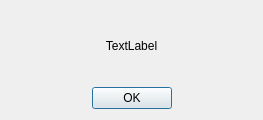
Qt form infobox.ui (hsweif/SudukoGame) before a commit.
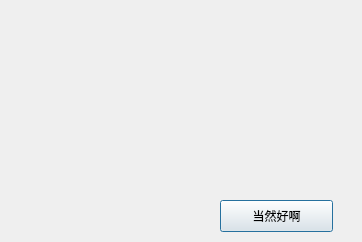
The same form after that commit. Icons and pictures are not drawn.

What changed in the file:
```diff
--- a/infobox.ui
+++ b/infobox.ui
@@ -6,44 +6,65 @@
    <rect>
     <x>0</x>
     <y>0</y>
-    <width>263</width>
-    <height>120</height>
+    <width>362</width>
+    <height>242</height>
    </rect>
   </property>
+  <property name="sizePolicy">
+   <sizepolicy hsizetype="Preferred" vsizetype="Preferred">
+    <horstretch>0</horstretch>
+    <verstretch>0</verstretch>
+   </sizepolicy>
+  </property>
   <property name="windowTitle">
    <string>Dialog</string>
   </property>
-  <layout class="QVBoxLayout" name="verticalLayout">
-   <item>
-    <widget class="QLabel" name="label">
-     <property name="styleSheet">
-      <string notr="true">font: 24pt &quot;American Typewriter&quot;;</string>
-     </property>
-     <property name="text">
-      <string>TextLabel</string>
-     </property>
-     <property name="alignment">
-      <set>Qt::AlignCenter</set>
-     </property>
-    </widget>
-   </item>
-   <item>
-    <widget class="QDialogButtonBox" name="buttonBox">
-     <property name="styleSheet">
-      <string notr="true">font: 13pt &quot;American Typewriter&quot;;</string>
-     </property>
-     <property name="orientation">
-      <enum>Qt::Horizontal</enum>
-     </property>
-     <property name="standardButtons">
-      <set>QDialogButtonBox::Ok</set>
-     </property>
-     <property name="centerButtons">
-      <bool>true</bool>
-     </property>
-    </widget>
-   </item>
-  </layout>
+  <widget class="QLabel" name="label_2">
+   <property name="geometry">
+    <rect>
+     <x>0</x>
+     <y>0</y>
+     <width>191</width>
+     <height>241</height>
+    </rect>
+   </property>
+   <property name="styleSheet">
+    <string notr="true">border-image: url(:/Resource/money.JPG);</string>
+   </property>
+   <property name="text">
+    <string/>
+   </property>
+  </widget>
+  <widget class="QTextBrowser" name="label">
+   <property name="geometry">
+    <rect>
+     <x>210</x>
+     <y>10</y>
+     <width>131</width>
+     <height>171</height>
+    </rect>
+   </property>
+   <property name="styleSheet">
+    <string notr="true">font: 16pt &quot;Wawati SC&quot;;
+background-color: rgba(255, 255, 255, 0);</string>
+   </property>
+  </widget>
+  <widget class="QPushButton" name="pushButton">
+   <property name="geometry">
+    <rect>
+     <x>220</x>
+     <y>200</y>
+     <width>113</width>
+     <height>32</height>
+    </rect>
+   </property>
+   <property name="styleSheet">
+    <string notr="true">font: 14pt &quot;Wawati SC&quot;;</string>
+   </property>
+   <property name="text">
+    <string>当然好啊</string>
+   </property>
+  </widget>
  </widget>
  <resources/>
  <connections>
```
Left out of the diff: 35 changed lines with no effect on the pictures.
